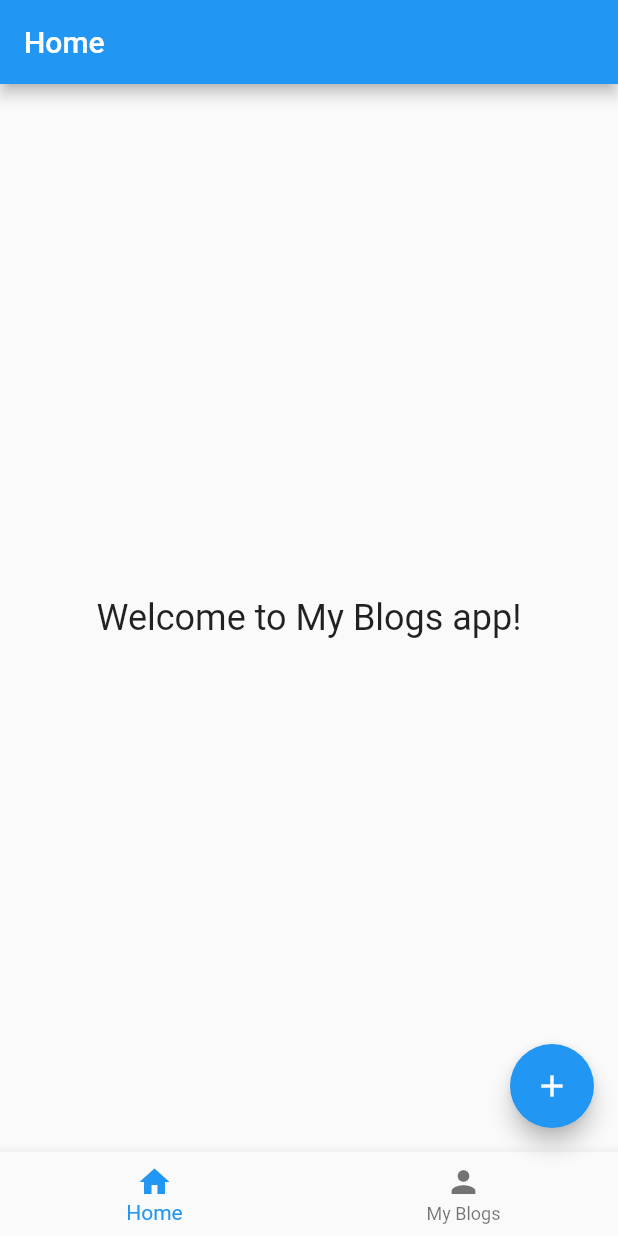
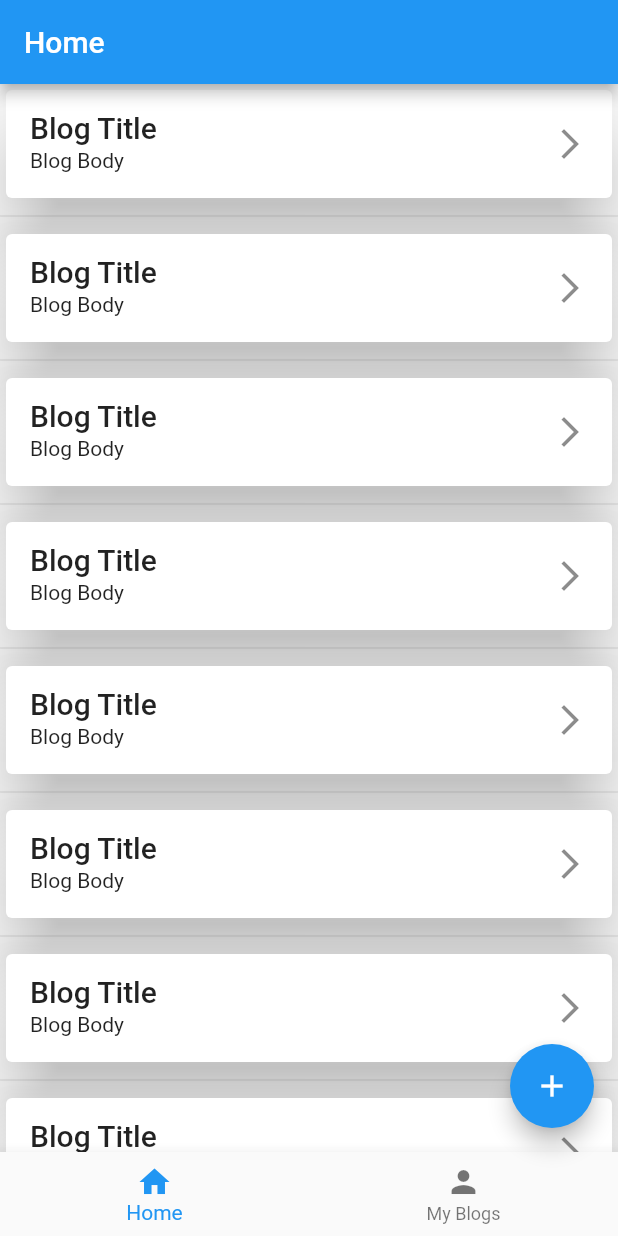
Before and after one commit to FaresMezenner/my_blogz, a Flutter app: the screen it shows after launch, on a phone screen of 412 x 824 dp. Run offline on Flutter 3.47's test engine with Material 2 defaults, Android fonts, the phone set to English and light mode, and no system bars.

Commit message:
Added the home page

```diff
--- /dev/null
+++ b/lib/data/models/blog_mode.dart
@@ -0,0 +1,11 @@
+class BlogModel {
+  final String title;
+  final String description;
+  final String author;
+
+  BlogModel({
+    required this.title,
+    required this.description,
+    required this.author,
+  });
+}
--- a/lib/main.dart
+++ b/lib/main.dart
@@ -1,16 +1,17 @@
 import 'package:flutter/material.dart';
-import 'package:my_blogz/presentation/main_screen.dart';
+import 'package:my_blogz/presentation/screens/main_screen.dart';
 
 void main() {
   runApp(
     MaterialApp(
+      debugShowCheckedModeBanner: false,
       theme: ThemeData(
         colorScheme: ColorScheme.fromSwatch(
           primarySwatch: Colors.blue,
         ),
       ),
       title: 'My Blogz',
-      home: const HomePage(),
+      home: const MainScreen(),
     ),
   );
 }
--- a/lib/presentation/main_screen.dart
+++ b/lib/presentation/screens/main_screen.dart
@@ -1,13 +1,15 @@
 import 'package:flutter/material.dart';
+import 'package:my_blogz/data/models/blog_mode.dart';
+import 'package:my_blogz/presentation/widgets/home_page.dart';
 
-class HomePage extends StatefulWidget {
-  const HomePage({super.key});
+class MainScreen extends StatefulWidget {
+  const MainScreen({super.key});
 
   @override
-  State<HomePage> createState() => _HomePageState();
+  State<MainScreen> createState() => _MainScreenState();
 }
 
-class _HomePageState extends State<HomePage> {
+class _MainScreenState extends State<MainScreen> {
   int selectedIndex = 0;
 
   @override
@@ -17,10 +19,17 @@ class _HomePageState extends State<HomePage> {
         backgroundColor: Theme.of(context).colorScheme.primary,
         title: Text(selectedIndex == 0 ? 'Home' : 'My Blogs'),
       ),
-      body: const Center(
-        child: Text(
-          'Welcome to My Blogs app!',
-          style: TextStyle(fontSize: 24),
+      body: RefreshIndicator(
+        onRefresh: () async {},
+        child: HomePage(
+          blogs: [
+            for (int i = 0; i < 10; i++)
+              BlogModel(
+                title: 'Blog Title',
+                description: 'Blog Body',
+                author: 'Blog Author',
+              )
+          ],
         ),
       ),
       floatingActionButton: FloatingActionButton(
--- /dev/null
+++ b/lib/presentation/widgets/blog_card_view.dart
@@ -0,0 +1,26 @@
+import 'package:flutter/material.dart';
+import 'package:my_blogz/data/models/blog_mode.dart';
+
+class BlogCardView extends StatelessWidget {
+  final BlogModel blog;
+
+  const BlogCardView({super.key, required this.blog});
+
+  @override
+  Widget build(BuildContext context) {
+    return Card(
+      elevation: 20,
+      child: ListTile(
+        title: Text(
+          'Blog Title',
+          style: Theme.of(context).textTheme.headline6,
+        ),
+        subtitle: Text(
+          'Blog Body',
+          style: Theme.of(context).textTheme.bodyText2,
+        ),
+        trailing: const Icon(Icons.arrow_forward_ios),
+      ),
+    );
+  }
+}
--- /dev/null
+++ b/lib/presentation/widgets/home_page.dart
@@ -0,0 +1,24 @@
+import 'package:flutter/material.dart';
+import 'package:my_blogz/data/models/blog_mode.dart';
+import 'package:my_blogz/presentation/widgets/blog_card_view.dart';
+
+class HomePage extends StatelessWidget {
+  final List<BlogModel> blogs;
+
+  const HomePage({super.key, required this.blogs});
+
+  @override
+  Widget build(BuildContext context) {
+    return ListView.separated(
+      itemBuilder: (context, index) {
+        return BlogCardView(
+          blog: blogs[index],
+        );
+      },
+      separatorBuilder: (context, index) {
+        return const Divider();
+      },
+      itemCount: blogs.length,
+    );
+  }
+}
```
Also changed, not shown: lib/presentation/home_page.dart (added).
